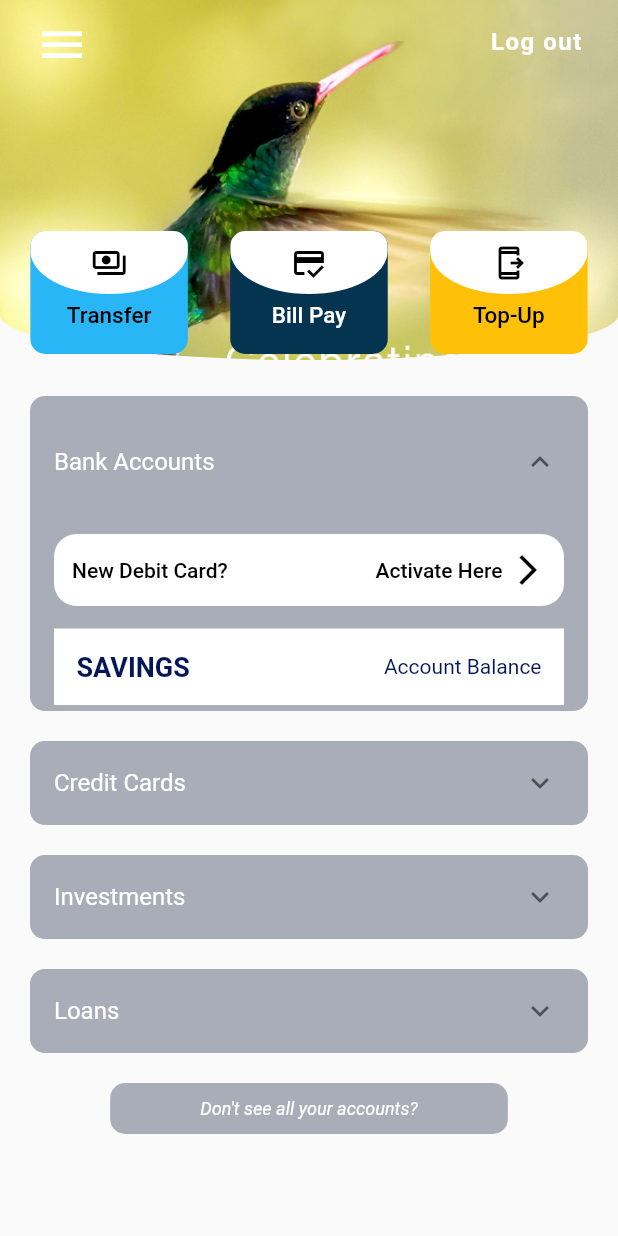
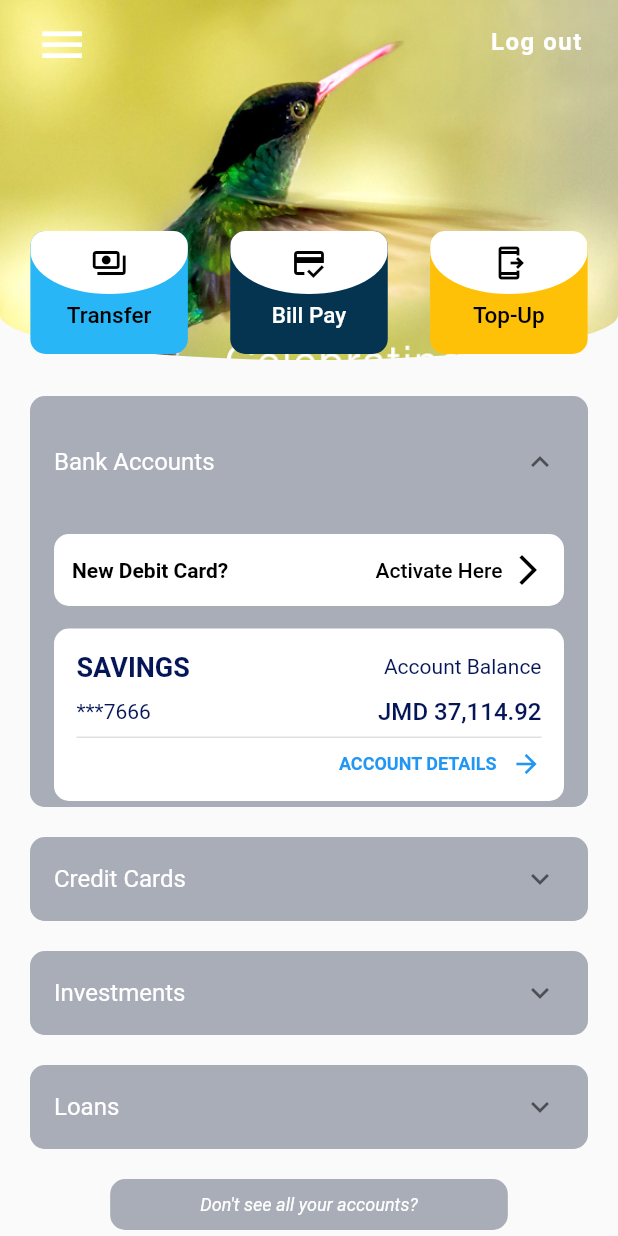
Before and after one commit to Kevin-Halll/ncb_clone, a Flutter app: the screen it shows after launch, after a tap on "Bank Accounts", on a phone screen of 412 x 824 dp. Run offline on Flutter 3.47's test engine with Material 2 defaults, Android fonts, the phone set to English and light mode, and no system bars.

Commit message:
bank account cards

```diff
--- a/lib/Components/home/account_home.dart
+++ b/lib/Components/home/account_home.dart
@@ -256,18 +256,20 @@ class _AccountHomeState extends State<AccountHome> {
                                       ),
                                       foregroundColor: MaterialStateProperty.all(Colors.black),
                                       shape: MaterialStateProperty.all(
-                                        RoundedRectangleBorder(borderRadius: BorderRadius.circular(15))
+                                        RoundedRectangleBorder(borderRadius: BorderRadius.circular(10))
                                       )
                                     ),
                                     child: Row(
                                       mainAxisAlignment: MainAxisAlignment.spaceBetween,
                                       children: [
-                                        Text('New Debit Card?'),
+                                        Text('New Debit Card?', style: TextStyle(
+                                          fontWeight: FontWeight.bold,
+                                        ),),
                                         Row(
                                           children: [
                                             Text('Activate Here'),
                                             SizedBox(width: 5,),
-                                            Icon(Icons.arrow_forward_ios)
+                                            Icon(Icons.arrow_forward_ios_outlined)
                                           ],
                                         )
                                       ],
@@ -277,7 +279,8 @@ class _AccountHomeState extends State<AccountHome> {
                                     margin: EdgeInsets.fromLTRB(0, 15, 0, 0),
                                     padding: EdgeInsets.all(15),
                                     decoration: BoxDecoration(
-                                      color: Colors.white
+                                      color: Colors.white,
+                                      borderRadius: BorderRadius.circular(10)
                                     ),
                                     child: Column(
                                       children: [
@@ -295,6 +298,32 @@ class _AccountHomeState extends State<AccountHome> {
                                               fontSize: 14
                                             ),)
                                           ]
+                                        ),
+                                        SizedBox(height: 10,),
+                                        Row(
+                                          mainAxisAlignment: MainAxisAlignment.spaceBetween,
+                                          children: [
+                                            Text("***7666", style: TextStyle(color: Color(0xFF041657)),),
+                                            Text("JMD 37,114.92", style: TextStyle(
+                                              color: Color(0xFF041657),
+                                              fontSize: 16,
+                                              fontWeight: FontWeight.w500
+                                            ),)
+                                          ],
+                                        ),
+                                        Divider(height: 15, thickness: 1),
+                                        Row(
+                                          mainAxisAlignment: MainAxisAlignment.end,
+                                          children: [
+                                            Text("ACCOUNT DETAILS", style: TextStyle(
+                                              color: Colors.blue,
+                                              fontSize: 12,
+                                              fontWeight: FontWeight.bold
+                                            ),
+                                            ),
+                                            SizedBox(width: 10,),
+                                            Icon(Icons.arrow_forward, color: Colors.blue, size: 20,)
+                                          ],
                                         )
                                       ]
                                     ),
```
